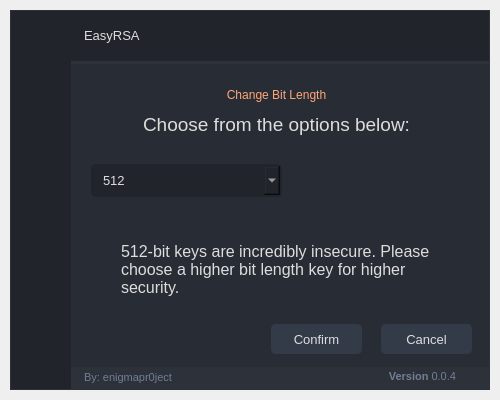
First picture: the form in UI/dangerZone_bitLength.ui, repository ameasere/EasyRSA, before the edit.
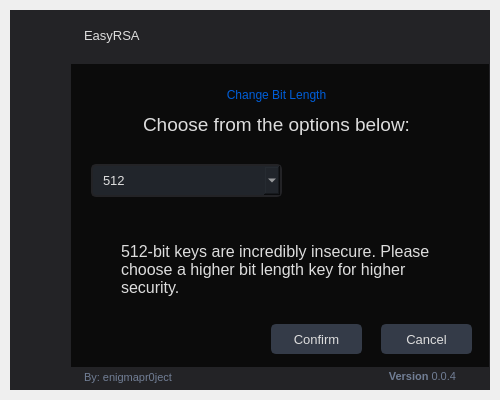
Second picture: the form after the edit. Icons and pictures are not drawn.

What changed in the file:
```diff
--- a/UI/dangerZone_bitLength.ui
+++ b/UI/dangerZone_bitLength.ui
@@ -60,27 +60,27 @@
 
 /* /////////////////////////////////////////////////////////////////////////////////////////////////
 Bg App */
-#bgApp {	
-	background-color: rgb(40, 44, 52);
-	border: 1px solid rgb(44, 49, 58);
+#bgApp {
+	background-color: rgb(11,11,11);
+	border: 1px solid rgb(35,35,38);
 }
 
 /* /////////////////////////////////////////////////////////////////////////////////////////////////
 Left Menu */
-#leftMenuBg {	
-	background-color: rgb(33, 37, 43);
+#leftMenuBg {
+	background-color: rgb(35,35,38);
 }
 #topLogo {
-	background-color: rgb(33, 37, 43);
+	background-color: rgb(35,35,38);
 	background-image: url(:/images/images/images/RSA30x30.png);
 	background-position: center;
 	background-repeat: no-repeat;
 }
 #titleLeftApp { font: 63 12pt &quot;Segoe UI Semibold&quot;; }
-#titleLeftDescription { font: 8pt &quot;Segoe UI&quot;; color: rgb(249, 203, 147); }
+#titleLeftDescription { font: 8pt &quot;Segoe UI&quot;; color: rgb(32, 124, 245); }
 
 /* MENUS */
-#topMenu .QPushButton {	
+#topMenu .QPushButton {
 	background-position: left center;
     background-repeat: no-repeat;
 	border: none;
@@ -96,7 +96,7 @@
 	background-color: rgb(249, 203, 147);
 	color: rgb(255, 255, 255);
 }
-#bottomMenu .QPushButton {	
+#bottomMenu .QPushButton {
 	background-position: left center;
     background-repeat: no-repeat;
 	border: none;
@@ -113,7 +113,7 @@
 	color: rgb(255, 255, 255);
 }
 #leftMenuFrame{
-	border-top: 3px solid rgb(44, 49, 58);
+	border-top: 3px solid rgb(35,35,38);
 }
 
 /* Toggle Button */
@@ -140,11 +140,11 @@
 
 /* /////////////////////////////////////////////////////////////////////////////////////////////////
 Extra Tab */
-#extraLeftBox {	
-	background-color: rgb(44, 49, 58);
+#extraLeftBox {
+	background-color: rgb(35,35,38);
 }
 #extraTopBg {
-	background-color: rgb(249, 203, 147);
+	background-color: rgb(32, 124, 245);
 }
 
 /* Icon */
@@ -164,7 +164,7 @@
 
 /* Extra Content */
 #extraContent{
-	border-top: 3px solid rgb(40, 44, 52);
+	border-top: 3px solid rgb(11,11,11);
 }
 
 /* Extra Top Menus */
@@ -187,11 +187,11 @@
 
 /* /////////////////////////////////////////////////////////////////////////////////////////////////
 Content App */
-#contentTopBg{	
-	background-color: rgb(33, 37, 43);
+#contentTopBg{
+	background-color: rgb(35,35,38);
 }
 #contentBottom{
-	border-top: 3px solid rgb(44, 49, 58);
+	border-top: 3px solid rgb(35,35,38);
 }
 
 /* Top Buttons */
@@ -200,16 +200,16 @@
 #rightButtons .QPushButton:pressed { background-color: rgb(23, 26, 30); border-style: solid; border-radius: 4px; }
 
 /* Theme Settings */
-#extraRightBox { background-color: rgb(44, 49, 58); }
-#themeSettingsTopDetail { background-color: rgb(249, 203, 147); }
+#extraRightBox { background-color: rgb(35,35,38); }
+#themeSettingsTopDetail { background-color: rgb(32, 124, 245); }
 
 /* Bottom Bar */
-#bottomBar { background-color: rgb(44, 49, 58); }
+#bottomBar { background-color: rgb(35,35,38); }
 #bottomBar QLabel { font-size: 11px; color: rgb(113, 126, 149); padding-left: 10px; padding-right: 10px; padding-bottom: 2px; }
 
 /* CONTENT SETTINGS */
 /* MENUS */
-#contentSettings .QPushButton {	
+#contentSettings .QPushButton {
 	background-position: left center;
     background-repeat: no-repeat;
 	border: none;
@@ -228,11 +228,11 @@
 
 /* /////////////////////////////////////////////////////////////////////////////////////////////////
 QTableWidget */
-QTableWidget {	
+QTableWidget {
 	background-color: transparent;
 	padding: 10px;
 	border-radius: 5px;
-	gridline-color: rgb(44, 49, 58);
+	gridline-color: rgb(35,35,38);
 	border-bottom: 1px solid rgb(44, 49, 60);
 }
 QTableWidget::item{
@@ -242,23 +242,23 @@
 	gridline-color: rgb(44, 49, 60);
 }
 QTableWidget::item:selected{
-	background-color: rgb(249, 203, 147);
+	background-color: rgb(32, 124, 245);
 }
 QHeaderView::section{
-	background-color: rgb(33, 37, 43);
+	background-color: rgb(35,35,38);
 	max-width: 30px;
-	border: 1px solid rgb(44, 49, 58);
+	border: 1px solid rgb(35,35,38);
 	border-style: none;
     border-bottom: 1px solid rgb(44, 49, 60);
     border-right: 1px solid rgb(44, 49, 60);
 }
-QTableWidget::horizontalHeader {	
-	background-color: rgb(33, 37, 43);
+QTableWidget::horizontalHeader {
+	background-color: rgb(35,35,38);
 }
 QHeaderView::section:horizontal
 {
-    border: 1px solid rgb(33, 37, 43);
-	background-color: rgb(33, 37, 43);
+    border: 1px solid rgb(35,35,38);
+	background-color: rgb(35,35,38);
 	padding: 3px;
 	border-top-left-radius: 7px;
     border-top-right-radius: 7px;
@@ -271,12 +271,12 @@
 /* /////////////////////////////////////////////////////////////////////////////////////////////////
 LineEdit */
 QLineEdit {
-	background-color: rgb(33, 37, 43);
+	background-color: rgb(35,35,38);
 	border-radius: 5px;
-	border: 2px solid rgb(33, 37, 43);
+	border: 2px solid rgb(35,35,38);
 	padding-left: 10px;
 	selection-color: rgb(255, 255, 255);
-	selection-background-color: rgb(255, 166, 121);
+	selection-background-color: rgb(0,94,217);
 }
 QLineEdit:hover {
 	border: 2px solid rgb(64, 71, 88);
@@ -292,7 +292,7 @@
 	border-radius: 5px;
 	padding: 10px;
 	selection-color: rgb(255, 255, 255);
-	selection-background-color: rgb(255, 166, 121);
+	selection-background-color: rgb(0,94,217);
 }
 QPlainTextEdit  QScrollBar:vertical {
     width: 8px;
@@ -317,7 +317,7 @@
 	border-radius: 0px;
 }
 QScrollBar::handle:horizontal {
-    background: rgb(249, 203, 147);
+    background: rgb(32, 124, 245);
     min-width: 25px;
 	border-radius: 4px;
 }
@@ -354,8 +354,8 @@
     margin: 21px 0 21px 0;
 	border-radius: 0px;
  }
- QScrollBar::handle:vertical {	
-	background: rgb(249, 203, 147);
+ QScrollBar::handle:vertical {
+	background: rgb(32, 124, 245);
     min-height: 25px;
 	border-radius: 4px;
  }
@@ -399,7 +399,7 @@
 }
 QCheckBox::indicator:checked {
     background: 3px solid rgb(52, 59, 72);
-	border: 3px solid rgb(52, 59, 72);	
+	border: 3px solid rgb(52, 59, 72);
 	background-image: url(:/icons/images/icons/cil-check-alt.png);
 }
 
@@ -417,7 +417,7 @@
 }
 QRadioButton::indicator:checked {
     background: 3px solid rgb(94, 106, 130);
-	border: 3px solid rgb(52, 59, 72);	
+	border: 3px solid rgb(52, 59, 72);
 }
 
 /* /////////////////////////////////////////////////////////////////////////////////////////////////
@@ -425,7 +425,7 @@
 QComboBox{
 	background-color: rgb(27, 29, 35);
 	border-radius: 5px;
-	border: 2px solid rgb(33, 37, 43);
+	border: 2px solid rgb(35,35,38);
 	padding: 5px;
 	padding-left: 10px;
 }
@@ -435,19 +435,19 @@
 QComboBox::drop-down {
 	subcontrol-origin: padding;
 	subcontrol-position: top right;
-	width: 25px; 
+	width: 25px;
 	border-left-width: 3px;
 	border-left-color: rgba(39, 44, 54, 150);
 	border-left-style: solid;
 	border-top-right-radius: 3px;
-	border-bottom-right-radius: 3px;	
+	border-bottom-right-radius: 3px;
 	background-image: url(:/icons/images/icons/cil-arrow-bottom.png);
 	background-position: center;
 	background-repeat: no-repeat;
  }
 QComboBox QAbstractItemView {
-	color: rgb(255, 166, 121);
-	background-color: rgb(33, 37, 43);
+	color: rgb(0,94,217);
+	background-color: rgb(35,35,38);
 	padding: 10px;
 	selection-background-color: rgb(39, 44, 54);
 }
@@ -464,7 +464,7 @@
 	background-color: rgb(55, 62, 76);
 }
 QSlider::handle:horizontal {
-    background-color: rgb(249, 203, 147);
+    background-color: rgb(32, 124, 245);
     border: none;
     height: 10px;
     width: 10px;
@@ -488,7 +488,7 @@
 	background-color: rgb(55, 62, 76);
 }
 QSlider::handle:vertical {
-    background-color: rgb(249, 203, 147);
+    background-color: rgb(32, 124, 245);
 	border: none;
     height: 10px;
     width: 10px;
@@ -504,8 +504,8 @@
 
 /* /////////////////////////////////////////////////////////////////////////////////////////////////
 CommandLinkButton */
-QCommandLinkButton {	
-	color: rgb(255, 166, 121);
+QCommandLinkButton {
+	color: rgb(0,94,217);
 	border-radius: 5px;
 	padding: 5px;
 }
@@ -522,7 +522,7 @@
 Button */
 #pagesContainer QPushButton {
 	border: 2px solid rgb(52, 59, 72);
-	border-radius: 5px;	
+	border-radius: 5px;
 	background-color: rgb(52, 59, 72);
 }
 #pagesContainer QPushButton:hover {
@@ -532,11 +532,7 @@
 #pagesContainer QPushButton:pressed {	
 	background-color: rgb(35, 40, 49);
 	border: 2px solid rgb(43, 50, 61);
-}
-
-
-
-</string>
+}</string>
    </property>
    <layout class="QVBoxLayout" name="appMargins">
     <property name="spacing">
@@ -1047,7 +1043,7 @@
                         </rect>
                        </property>
                        <property name="styleSheet">
-                        <string notr="true">font: 14pt &quot;Segoe UI&quot;; color: rgb(255, 166, 121);</string>
+                        <string notr="true">font: 14pt &quot;Segoe UI&quot;; color: rgb(0,94,217);</string>
                        </property>
                        <property name="lineWidth">
                         <number>1</number>
```
Left out of the diff: 50 changed lines with no effect on the pictures.
